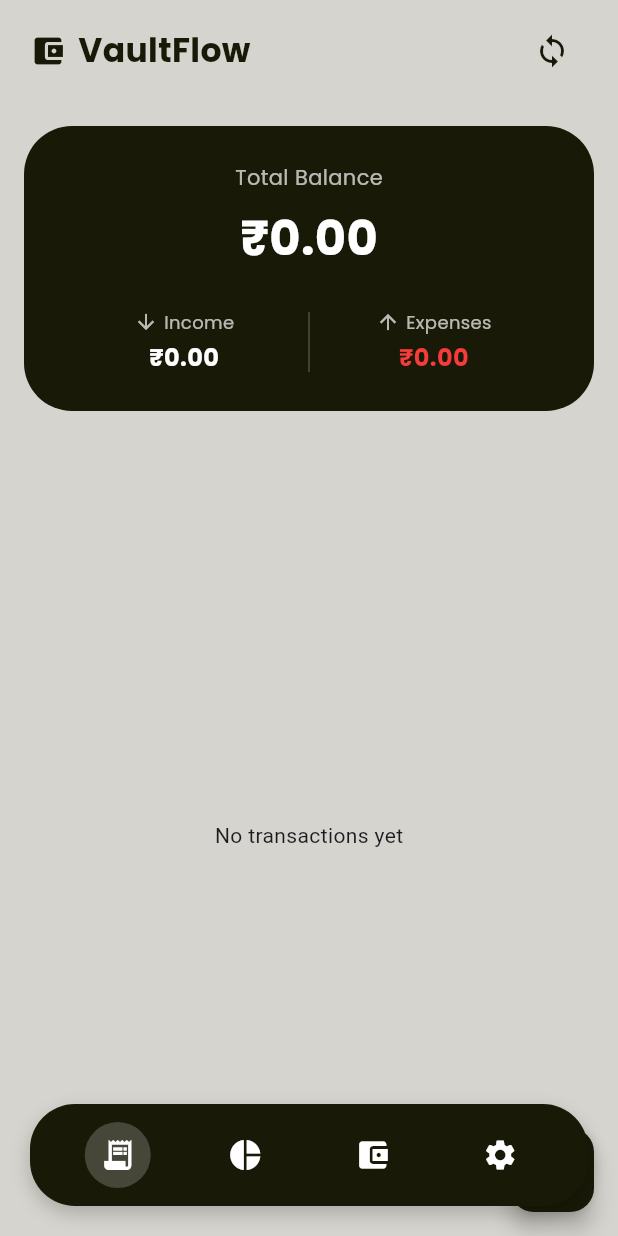
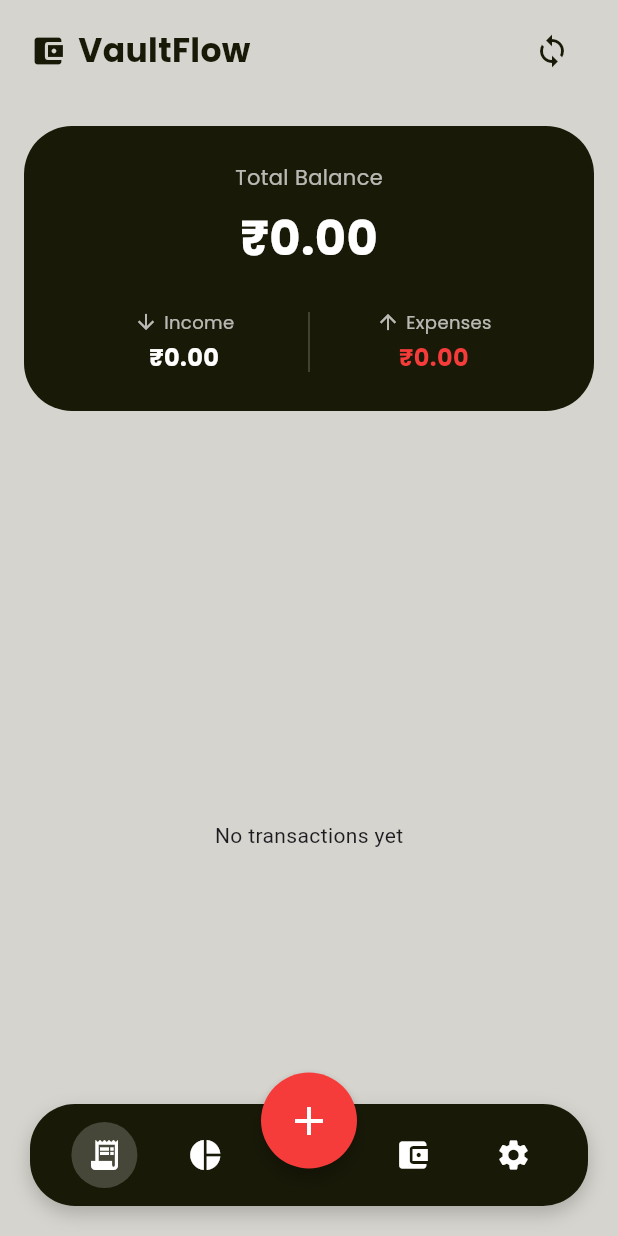
Before and after one commit to chougule-lalit/FinTracker-Offline, a Flutter app: the screen it shows after launch, on a phone screen of 412 x 824 dp. Run offline on Flutter 3.47's test engine with Material 3 defaults, Android fonts, the light colour scheme and no system bars; our stand-ins replace file_picker, fl_chart, flutter_riverpod, go_router, google_fonts, image_picker and 5 more; missing offline and left inert: flutter_sms_inbox; accounts and stored records are empty; generated files the repository leaves out were written again.

Commit message:
Transaction screen button fix

```diff
--- a/finance_tracker_offline/lib/core/router/scaffold_with_nav_bar.dart
+++ b/finance_tracker_offline/lib/core/router/scaffold_with_nav_bar.dart
@@ -40,9 +40,28 @@ class ScaffoldWithNavBar extends StatelessWidget {
                 children: [
                   _buildNavItem(context, 0, Icons.receipt_long, currentIndex),
                   _buildNavItem(context, 1, Icons.pie_chart, currentIndex),
+                  const SizedBox(width: 48), // Space for FAB
                   _buildNavItem(context, 2, Icons.account_balance_wallet, currentIndex),
                   _buildNavItem(context, 3, Icons.settings, currentIndex),
                 ],
+              ),
+            ),
+          ),
+          Positioned(
+            bottom: 45, // Adjusted to sit nicely above/docked
+            left: 0,
+            right: 0,
+            child: Center(
+              child: SizedBox(
+                width: 64,
+                height: 64,
+                child: FloatingActionButton(
+                  onPressed: () => context.push('/add_transaction'),
+                  backgroundColor: AppColors.brandRed,
+                  shape: const CircleBorder(),
+                  elevation: 4,
+                  child: const Icon(Icons.add, color: Colors.white, size: 32),
+                ),
               ),
             ),
           ),
--- a/finance_tracker_offline/lib/features/dashboard/dashboard_screen.dart
+++ b/finance_tracker_offline/lib/features/dashboard/dashboard_screen.dart
@@ -181,11 +181,6 @@ class DashboardScreen extends ConsumerWidget {
           ],
         ),
       ),
-      floatingActionButton: FloatingActionButton(
-        onPressed: () => context.push('/add_transaction'),
-        backgroundColor: AppColors.brandPrimary,
-        child: const Icon(Icons.add, color: Colors.white),
-      ),
     );
   }
 }
```
